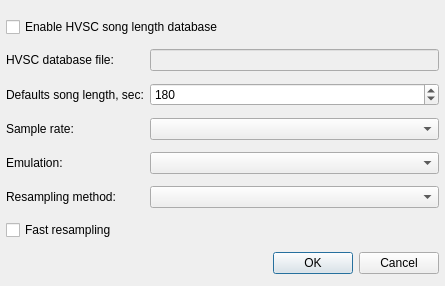
This is src/plugins/Input/sid/sidsettingsdialog.ui in prinsbert/qmmp-dev as Qt 5 draws it before an edit. The edited form follows.
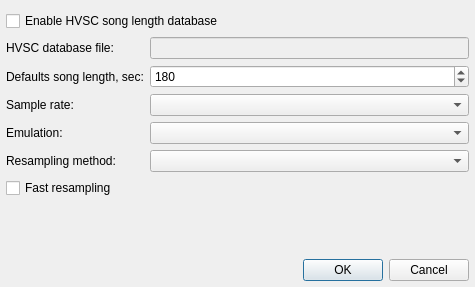
This is the edited form.

The edit to the form file:
```diff
--- a/src/plugins/Input/sid/sidsettingsdialog.ui
+++ b/src/plugins/Input/sid/sidsettingsdialog.ui
@@ -6,14 +6,14 @@
    <rect>
     <x>0</x>
     <y>0</y>
-    <width>445</width>
-    <height>286</height>
+    <width>475</width>
+    <height>287</height>
    </rect>
   </property>
   <property name="windowTitle">
    <string>SID Plugin Settings</string>
   </property>
-  <layout class="QGridLayout" name="gridLayout">
+  <layout class="QVBoxLayout" name="verticalLayout">
    <property name="leftMargin">
     <number>6</number>
    </property>
@@ -23,20 +23,102 @@
    <property name="bottomMargin">
     <number>6</number>
    </property>
-   <item row="2" column="1">
-    <widget class="QSpinBox" name="defaultLengthSpinBox">
-     <property name="minimum">
-      <number>5</number>
+   <item>
+    <layout class="QFormLayout" name="formLayout">
+     <item row="1" column="0">
+      <widget class="QLabel" name="label_5">
+       <property name="text">
+        <string>HVSC database file:</string>
+       </property>
+      </widget>
+     </item>
+     <item row="1" column="1">
+      <widget class="QLineEdit" name="hvscPathLineEdit">
+       <property name="enabled">
+        <bool>false</bool>
+       </property>
+      </widget>
+     </item>
+     <item row="2" column="0">
+      <widget class="QLabel" name="label">
+       <property name="text">
+        <string>Defaults song length, sec:</string>
+       </property>
+      </widget>
+     </item>
+     <item row="2" column="1">
+      <widget class="QSpinBox" name="defaultLengthSpinBox">
+       <property name="minimum">
+        <number>5</number>
+       </property>
+       <property name="maximum">
+        <number>1000</number>
+       </property>
+       <property name="value">
+        <number>180</number>
+       </property>
+      </widget>
+     </item>
+     <item row="3" column="0">
+      <widget class="QLabel" name="label_2">
+       <property name="text">
+        <string>Sample rate:</string>
+       </property>
+      </widget>
+     </item>
+     <item row="3" column="1">
+      <widget class="QComboBox" name="sampleRateComboBox"/>
+     </item>
+     <item row="4" column="0">
+      <widget class="QLabel" name="emulationLabel">
+       <property name="text">
+        <string>Emulation:</string>
+       </property>
+      </widget>
+     </item>
+     <item row="4" column="1">
+      <widget class="QComboBox" name="emuComboBox"/>
+     </item>
+     <item row="5" column="0">
+      <widget class="QLabel" name="label_4">
+       <property name="text">
+        <string>Resampling method:</string>
+       </property>
+      </widget>
+     </item>
+     <item row="5" column="1">
+      <widget class="QComboBox" name="resamplingComboBox"/>
+     </item>
+     <item row="6" column="0" colspan="2">
+      <widget class="QCheckBox" name="fastResampligCheckBox">
+       <property name="text">
+        <string>Fast resampling</string>
+       </property>
+      </widget>
+     </item>
+     <item row="0" column="0" colspan="2">
+      <widget class="QCheckBox" name="useHVSCCheckBox">
+       <property name="text">
+        <string>Enable HVSC song length database</string>
+       </property>
+      </widget>
+     </item>
+    </layout>
+   </item>
+   <item>
+    <spacer name="verticalSpacer">
+     <property name="orientation">
+      <enum>Qt::Vertical</enum>
      </property>
-     <property name="maximum">
-      <number>1000</number>
+     <property name="sizeHint" stdset="0">
+      <size>
+       <width>20</width>
+       <height>40</height>
+      </size>
      </property>
-     <property name="value">
-      <number>180</number>
-     </property>
-    </widget>
+    </spacer>
    </item>
-   <item row="9" column="0" colspan="2">
+   <item>
     <widget class="QDialogButtonBox" name="buttonBox">
      <property name="sizePolicy">
       <sizepolicy hsizetype="Expanding" vsizetype="Fixed">
@@ -49,71 +131,6 @@
      </property>
     </widget>
    </item>
-   <item row="8" column="0" colspan="2">
-    <widget class="QCheckBox" name="fastResampligCheckBox">
-     <property name="text">
-      <string>Fast resampling</string>
-     </property>
-    </widget>
-   </item>
-   <item row="3" column="0">
-    <widget class="QLabel" name="label_2">
-     <property name="text">
-      <string>Sample rate:</string>
-     </property>
-    </widget>
-   </item>
-   <item row="1" column="0">
-    <widget class="QLabel" name="label_5">
-     <property name="text">
-      <string>HVSC database file:</string>
-     </property>
-    </widget>
-   </item>
-   <item row="6" column="0">
-    <widget class="QLabel" name="label_4">
-     <property name="text">
-      <string>Resampling method:</string>
-     </property>
-    </widget>
-   </item>
-   <item row="3" column="1">
-    <widget class="QComboBox" name="sampleRateComboBox"/>
-   </item>
-   <item row="1" column="1">
-    <widget class="QLineEdit" name="hvscPathLineEdit">
-     <property name="enabled">
-      <bool>false</bool>
-     </property>
-    </widget>
-   </item>
-   <item row="2" column="0">
-    <widget class="QLabel" name="label">
-     <property name="text">
-      <string>Defaults song length, sec:</string>
-     </property>
-    </widget>
-   </item>
-   <item row="0" column="0" colspan="2">
-    <widget class="QCheckBox" name="useHVSCCheckBox">
-     <property name="text">
-      <string>Enable HVSC song length database</string>
-     </property>
-    </widget>
-   </item>
-   <item row="5" column="0">
-    <widget class="QLabel" name="label_3">
-     <property name="text">
-      <string>Emulation:</string>
-     </property>
-    </widget>
-   </item>
-   <item row="5" column="1">
-    <widget class="QComboBox" name="emuComboBox"/>
-   </item>
-   <item row="6" column="1">
-    <widget class="QComboBox" name="resamplingComboBox"/>
-   </item>
   </layout>
  </widget>
  <resources/>
```
